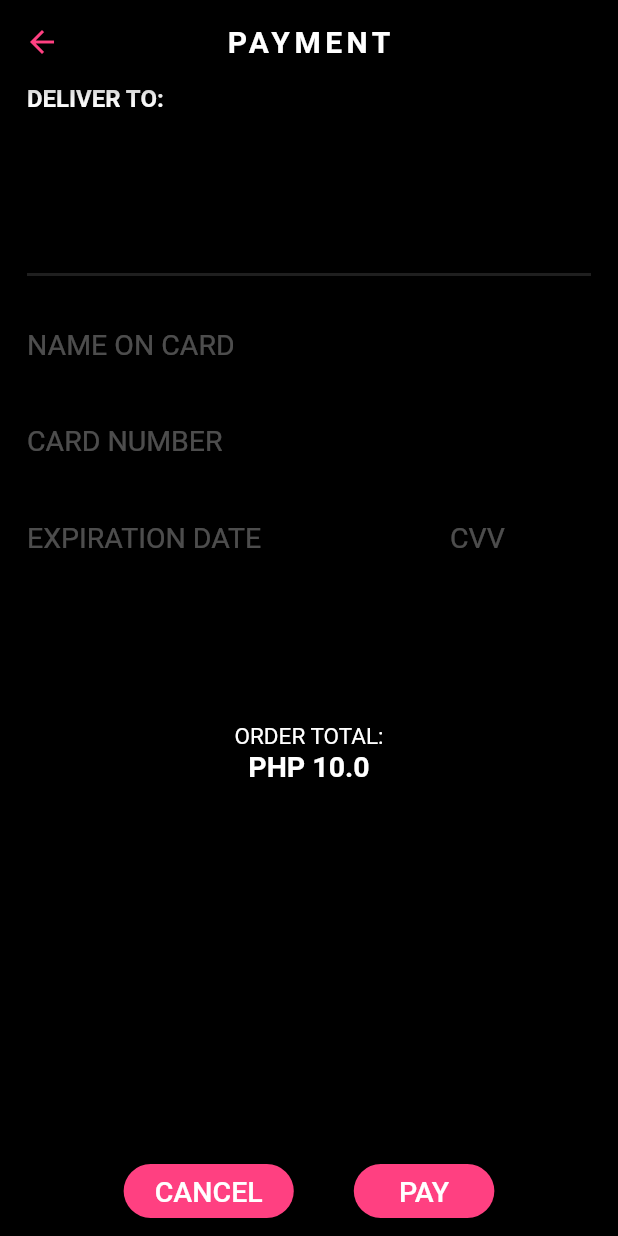
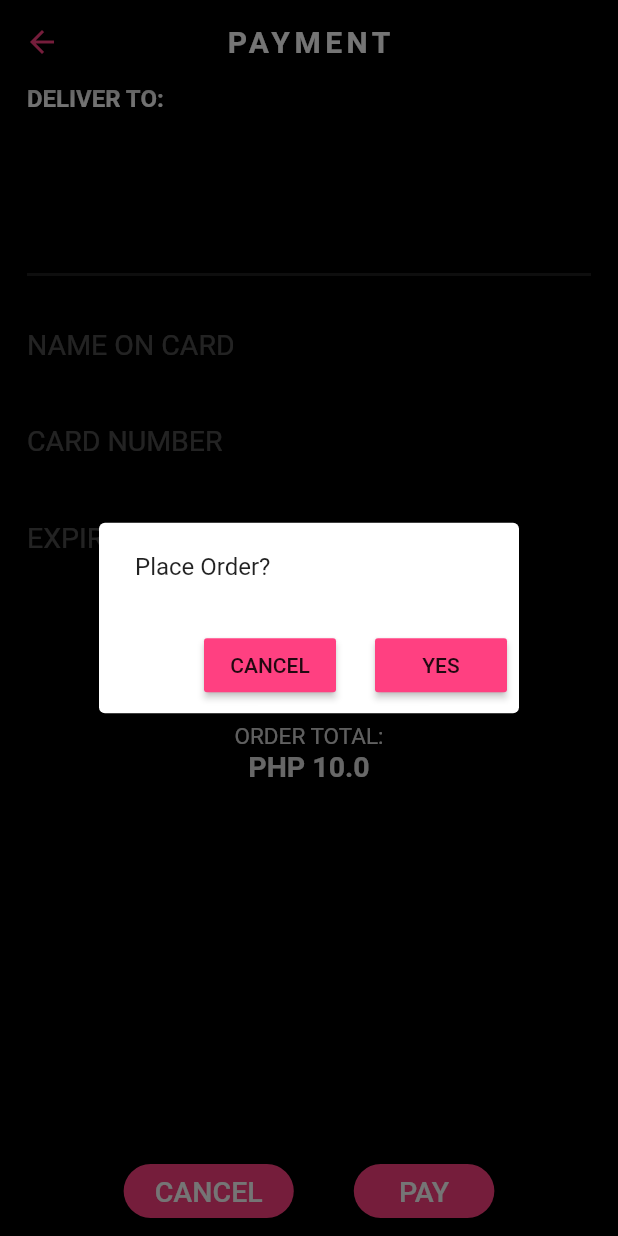
Before and after one commit to carlandrian/BobaMe, a Flutter app: the PaymentScreen screen opened directly, after a tap on "PAY", on a phone screen of 412 x 824 dp. Run offline on Flutter 3.47's test engine with Material 2 defaults, Android fonts, the phone set to English and light mode, and no system bars; our stand-ins replace cloud_firestore, firebase_auth, firebase_storage, font_awesome_flutter, page_transition; accounts and stored records are empty.

Commit message:
Order submission initial completion, additional fixes

```diff
--- a/lib/model/boba_cart_model.dart
+++ b/lib/model/boba_cart_model.dart
@@ -19,18 +19,15 @@ class BobaCartModel extends ChangeNotifier {
   }
 
   void addOrderToMap(BobaOrderModel order) {
-    String key = order.bobaProductName + order.milkTypeName + order.sweetnessLevelName
-        + order.iceLevelName + order.toppingsName;
+    String key = order.bobaProductName + order.milkTypeName.trim() + order.sweetnessLevelName.trim()
+        + order.iceLevelName.trim() + order.toppingsName.trim();
 
     if(bobaOrderMap.containsKey(key)) {
       BobaOrderModel updateOrder = bobaOrderMap[key];
       updateOrder.orderCount = updateOrder.orderCount + 1;
       bobaOrderMap[key] = updateOrder;
     }else{
-      bobaOrderMap.putIfAbsent(
-          order.bobaProductName + order.milkTypeName + order.sweetnessLevelName
-              + order.iceLevelName + order.toppingsName,
-              () => order);
+      bobaOrderMap.putIfAbsent(key, () => order);
     }
 
     notifyListeners();
@@ -48,6 +45,11 @@ class BobaCartModel extends ChangeNotifier {
     if(bobaOrderMap.containsKey(key)) {
       bobaOrderMap.removeWhere((key, val) => val == value);
     }
+  }
+
+  void clearOrders() {
+    bobaOrderMap.clear();
+    notifyListeners();
   }
 
   Map<String, dynamic> get bobaOrdersMap => bobaOrderMap;
--- a/lib/ui/login_screen.dart
+++ b/lib/ui/login_screen.dart
@@ -89,7 +89,7 @@ class _LoginScreenState extends State<LoginScreen> {
                       final loginUser = await _auth.signInWithEmailAndPassword(email: emailInputController.text, password: passwordInputController.text);
                       if(loginUser != null) {
                         print("${loginUser.user.uid} is logged-in");
-                        Navigator.push(context, MaterialPageRoute(
+                        Navigator.pushReplacement(context, MaterialPageRoute(
                             builder: (context) => ProductScreen(),
                         ));
                       }else{
@@ -100,7 +100,8 @@ class _LoginScreenState extends State<LoginScreen> {
 //                      print("error is ${e}");
                       showDialog(
                          context: context,
-                        builder: (context) => ErrorAlertDialog(contentText: "Username/Password supplied is incorrect.",),
+                        barrierDismissible: false,
+                        builder: (context) => ErrorAlertDialog(contentText: "Uh-oh! Login error. Are you a BobaMe user already?",),
                       );
                     }
                     // TODO: Delete this setState()
--- a/lib/ui/payment_screen.dart
+++ b/lib/ui/payment_screen.dart
@@ -1,5 +1,6 @@
 import 'package:boba_me/model/boba_customer.dart';
 import 'package:boba_me/model/boba_cart_model.dart';
+import 'package:boba_me/ui/order_progress.dart';
 import 'package:flutter/material.dart';
 import 'package:firebase_auth/firebase_auth.dart';
 import 'package:provider/provider.dart';
@@ -20,7 +21,7 @@ class _PaymentScreenState extends State<PaymentScreen> {
   TextEditingController cardNumberController;
   TextEditingController expirationDateController;
   TextEditingController cvvController;
-
+  bool orderInProgress = false;
 
   @override
   void initState() {
@@ -35,7 +36,7 @@ class _PaymentScreenState extends State<PaymentScreen> {
   Widget build(BuildContext context) {
     _bobaCart = Provider.of<BobaCartModel>(context);
     _bobaCustomer = _bobaCart.bobaCustomerInfo;
-    debugPrint("Address 2 = ${_bobaCustomer.addressLine2}");
+//    debugPrint("Address 2 = ${_bobaCustomer.addressLine2}");
     return Scaffold(
       appBar: AppBar(
         centerTitle: true,
@@ -215,10 +216,49 @@ class _PaymentScreenState extends State<PaymentScreen> {
                   borderRadius: BorderRadius.circular(30),
                 ),
                 onPressed:
-                () {
-                  //  TODO: Implement Order action.
+                ()  {
+
                   //  TODO: 1. Show an Alert Dialog to prompt customer to confirm his order.
-                  //  TODO: 2. Navigate to Order Success Screen, once customer has confirmed his order.
+                  orderInProgress = true;
+                  try {
+                    //  TODO: 2. Implement Order save to Firestore, iterating to Customer's order/s.
+                    showDialog(
+                      barrierDismissible: false,
+                      context: context,
+                      builder: (context) => AlertDialog(
+                        content: Text(
+                          "Place Order?"
+                        ),
+                       actions: <Widget>[
+                         RaisedButton(
+                           child: Text(
+                             "CANCEL"
+                           ),
+                           onPressed: () {
+                             Navigator.pop(context);
+                           },
+                         ),
+                         SizedBox(
+                           width: 10.0,
+                         ),
+                         RaisedButton(
+                           child: Text(
+                             "YES"
+                           ),
+                           onPressed: () {
+                             Navigator.push(context, MaterialPageRoute(
+                               builder: (context) => OrderProgressScreen(),
+                             ));
+                           },
+                         )
+                       ],
+                      ),
+                    );
+                  }catch(e) {
+                    debugPrint(e);
+                  }
+
+                  //  TODO: 3. Navigate to Order Success Screen, once customer has confirmed his order.
                 },
               )
             ],
--- a/lib/ui/product_screen.dart
+++ b/lib/ui/product_screen.dart
@@ -42,6 +42,7 @@ class _ProductScreenState extends State<ProductScreen> {
     return Scaffold(
       backgroundColor: Colors.black,
       appBar: AppBar(
+        leading: Container(),
         iconTheme: IconThemeData(color: Colors.pinkAccent),
         backgroundColor: Colors.black,
         centerTitle: true,
--- a/lib/ui/sign_up_screen.dart
+++ b/lib/ui/sign_up_screen.dart
@@ -120,6 +120,7 @@ class _SignupScreenState extends State<SignupScreen> {
                       // TODO: show this error in Login Screen or Alert Dialog
                     }
                   },
+
                   // TODO: Enable SUBMIT button only when mandatory fields are provided by user
                   child: Text(
                     "SUBMIT",
```
Also changed, not shown: lib/ui/order_progress.dart (added, +70 -0 lines), lib/ui/order_success.dart (deleted, +0 -14 lines).
